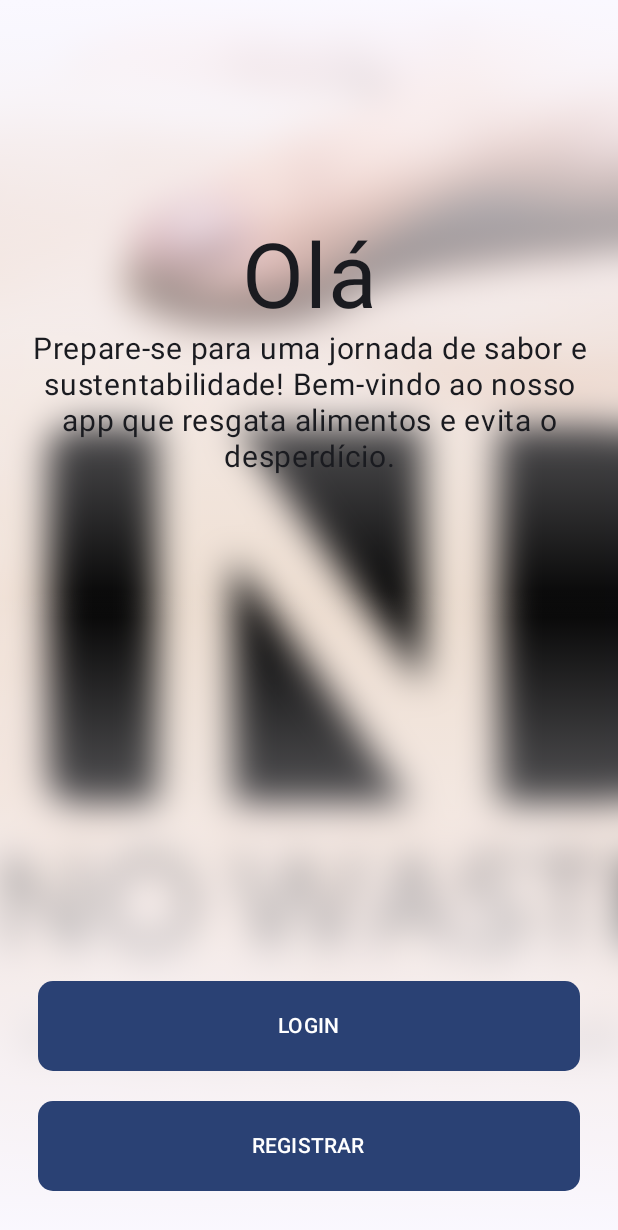
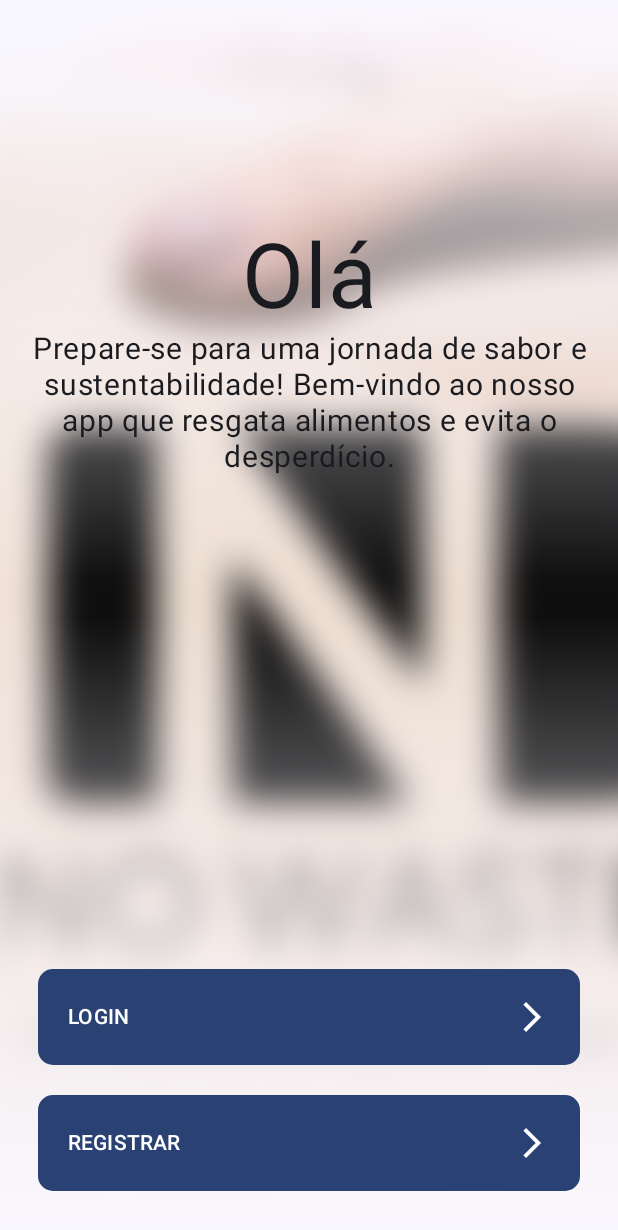
Before and after one commit to cainhooow/NoWaste, an Android app built with Jetpack Compose: the screen it shows after launch (InitialActivity), on a phone screen of 412 x 824 dp. Shown: the top 1230 px of the screen. Run offline under Robolectric (Android 15) with nearby library versions, the phone set to English and light mode, and no system bars.

Commit message:
Tela de login e estilização

```diff
--- a/app/src/main/java/com/drkryz/nowaste/InitialActivity.kt
+++ b/app/src/main/java/com/drkryz/nowaste/InitialActivity.kt
@@ -11,6 +11,7 @@ import androidx.compose.foundation.layout.Arrangement
 import androidx.compose.foundation.layout.Box
 import androidx.compose.foundation.layout.Column
 import androidx.compose.foundation.layout.PaddingValues
+import androidx.compose.foundation.layout.Row
 import androidx.compose.foundation.layout.fillMaxSize
 import androidx.compose.foundation.layout.fillMaxWidth
 import androidx.compose.foundation.layout.padding
@@ -22,6 +23,7 @@ import androidx.compose.material.Surface
 import androidx.compose.material3.Button
 import androidx.compose.material3.ButtonDefaults
 import androidx.compose.material3.FilledTonalButton
+import androidx.compose.material3.Icon
 import androidx.compose.material3.MaterialTheme
 import androidx.compose.material3.Text
 import androidx.compose.runtime.Composable
@@ -81,7 +83,8 @@ fun Presentation() {
             contentScale = ContentScale.Crop,
         )
         Column(
-            modifier = Modifier.fillMaxSize()
+            modifier = Modifier
+                .fillMaxSize()
                 .background(
                     brush = Brush.verticalGradient(
                         listOf(
@@ -141,7 +144,15 @@ fun Actions() {
             contentPadding = PaddingValues(20.dp),
             colors = ButtonDefaults.buttonColors(containerColor = MaterialTheme.colorScheme.primary)
         ) {
-            Text(text = "LOGIN", color = MaterialTheme.colorScheme.onPrimary)
+            Row(
+                Modifier
+                    .fillMaxWidth(),
+                horizontalArrangement = Arrangement.SpaceBetween,
+                verticalAlignment = Alignment.CenterVertically
+            ) {
+                Text(text = "LOGIN", color = MaterialTheme.colorScheme.onPrimary)
+                Icon(painter = painterResource(id = R.drawable.arrow_forward_ios_24), contentDescription = null)
+            }
         }
 
         Button(
@@ -154,7 +165,15 @@ fun Actions() {
             colors = ButtonDefaults.buttonColors(containerColor = MaterialTheme.colorScheme.primary)
 
         ) {
-            Text(text = "REGISTRAR",  color = MaterialTheme.colorScheme.onPrimary)
+            Row(
+                Modifier
+                    .fillMaxWidth(),
+                horizontalArrangement = Arrangement.SpaceBetween,
+                verticalAlignment = Alignment.CenterVertically
+            ) {
+                Text(text = "REGISTRAR",  color = MaterialTheme.colorScheme.onPrimary)
+                Icon(painter = painterResource(id = R.drawable.arrow_forward_ios_24), contentDescription = null)
+            }
         }
     }
 }
--- /dev/null
+++ b/app/src/main/res/drawable/arrow_forward_ios_24.xml
@@ -0,0 +1,9 @@
+<vector xmlns:android="http://schemas.android.com/apk/res/android"
+    android:width="24dp"
+    android:height="24dp"
+    android:viewportWidth="960"
+    android:viewportHeight="960">
+  <path
+      android:fillColor="#FF000000"
+      android:pathData="m321,880 l-71,-71 329,-329 -329,-329 71,-71 400,400L321,880Z"/>
+</vector>
```
